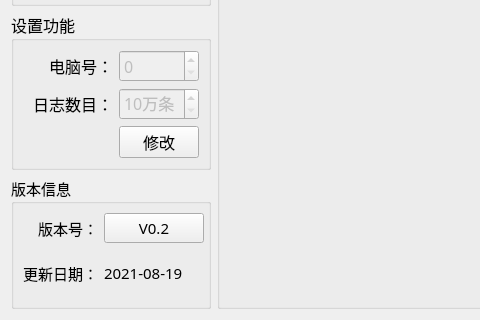
ChinaClever/IP-Tools, file ip_app/setups/setup_mainwid.ui: the form before one commit; both pictures show x 0 to 480 and y 341 to 661 of the 1024 by 661 pixel window.
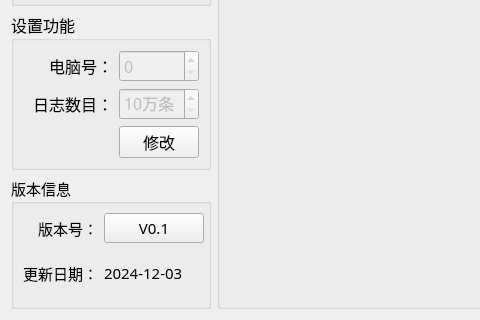
The form after the commit.

```diff
--- a/ip_app/setups/setup_mainwid.ui
+++ b/ip_app/setups/setup_mainwid.ui
@@ -207,7 +207,7 @@
       <item row="1" column="2">
        <widget class="QLabel" name="label_date">
         <property name="text">
-         <string>2021-08-19</string>
+         <string>2024-12-03</string>
         </property>
        </widget>
       </item>
@@ -240,7 +240,7 @@
          </size>
         </property>
         <property name="text">
-         <string>V0.2</string>
+         <string>V0.1</string>
         </property>
        </widget>
       </item>
```
